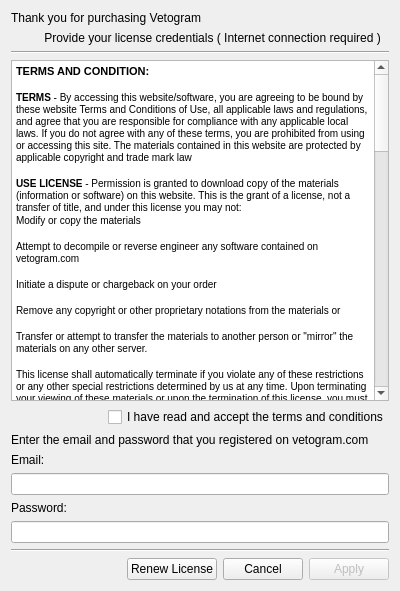
The window that MyappV2/ui/License.ui (ohld/igbot) describes before a commit, drawn with Qt 5.
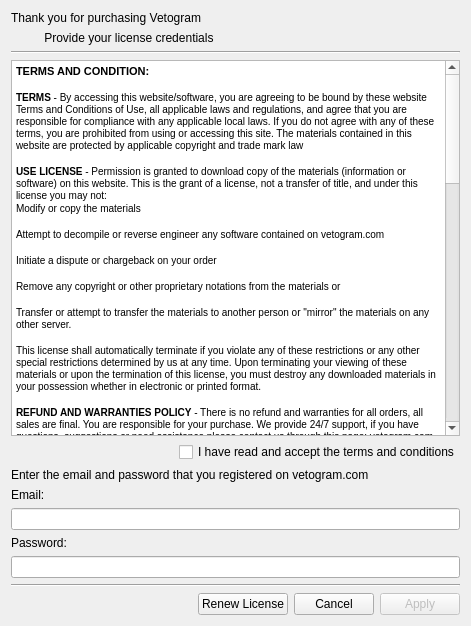
The same window after the commit.

```diff
--- a/MyappV2/ui/License.ui
+++ b/MyappV2/ui/License.ui
@@ -6,13 +6,16 @@
    <rect>
     <x>0</x>
     <y>0</y>
-    <width>400</width>
-    <height>591</height>
+    <width>471</width>
+    <height>626</height>
    </rect>
   </property>
   <property name="windowTitle">
    <string>Form</string>
   </property>
+  <property name="styleSheet">
+   <string notr="true">font: 9pt &quot;MS Shell Dlg 2&quot;;</string>
+  </property>
   <layout class="QVBoxLayout" name="verticalLayout_3">
    <item>
     <layout class="QVBoxLayout" name="verticalLayout_2">
@@ -26,7 +29,7 @@
      <item>
       <widget class="QLabel" name="label_2">
        <property name="text">
-        <string>          Provide your license credentials ( Internet connection required )</string>
+        <string>          Provide your license credentials </string>
        </property>
       </widget>
      </item>
@@ -50,51 +53,51 @@
         <string>&lt;!DOCTYPE HTML PUBLIC &quot;-//W3C//DTD HTML 4.0//EN&quot; &quot;http://www.w3.org/TR/REC-html40/strict.dtd&quot;&gt;
 &lt;html&gt;&lt;head&gt;&lt;meta name=&quot;qrichtext&quot; content=&quot;1&quot; /&gt;&lt;style type=&quot;text/css&quot;&gt;
 p, li { white-space: pre-wrap; }
-&lt;/style&gt;&lt;/head&gt;&lt;body style=&quot; font-family:'MS Shell Dlg 2'; font-size:7.8pt; font-weight:400; font-style:normal;&quot;&gt;
+&lt;/style&gt;&lt;/head&gt;&lt;body style=&quot; font-family:'MS Shell Dlg 2'; font-size:9pt; font-weight:400; font-style:normal;&quot;&gt;
 &lt;p style=&quot; margin-top:0px; margin-bottom:0px; margin-left:0px; margin-right:0px; -qt-block-indent:0; text-indent:0px;&quot;&gt;&lt;span style=&quot; font-size:8.25pt; font-weight:600;&quot;&gt;TERMS AND CONDITION:&lt;/span&gt;&lt;/p&gt;
 &lt;p style=&quot;-qt-paragraph-type:empty; margin-top:0px; margin-bottom:0px; margin-left:0px; margin-right:0px; -qt-block-indent:0; text-indent:0px; font-size:8.25pt;&quot;&gt;&lt;br /&gt;&lt;/p&gt;
-&lt;p style=&quot; margin-top:0px; margin-bottom:0px; margin-left:0px; margin-right:0px; -qt-block-indent:0; text-indent:0px;&quot;&gt;&lt;span style=&quot; font-weight:600;&quot;&gt;TERMS&lt;/span&gt; - By accessing this website/software, you are agreeing to be bound by these website Terms and Conditions of Use, all applicable laws and regulations, and agree that you are responsible for compliance with any applicable local laws. If you do not agree with any of these terms, you are prohibited from using or accessing this site. The materials contained in this website are protected by applicable copyright and trade mark law&lt;/p&gt;
-&lt;p style=&quot;-qt-paragraph-type:empty; margin-top:0px; margin-bottom:0px; margin-left:0px; margin-right:0px; -qt-block-indent:0; text-indent:0px;&quot;&gt;&lt;br /&gt;&lt;/p&gt;
-&lt;p style=&quot; margin-top:0px; margin-bottom:0px; margin-left:0px; margin-right:0px; -qt-block-indent:0; text-indent:0px;&quot;&gt;&lt;span style=&quot; font-weight:600;&quot;&gt;USE LICENSE&lt;/span&gt; - Permission is granted to download copy of the materials (information or software) on this website. This is the grant of a license, not a transfer of title, and under this license you may not:&lt;/p&gt;
-&lt;p style=&quot; margin-top:0px; margin-bottom:0px; margin-left:0px; margin-right:0px; -qt-block-indent:0; text-indent:0px;&quot;&gt;Modify or copy the materials&lt;/p&gt;
-&lt;p style=&quot;-qt-paragraph-type:empty; margin-top:0px; margin-bottom:0px; margin-left:0px; margin-right:0px; -qt-block-indent:0; text-indent:0px;&quot;&gt;&lt;br /&gt;&lt;/p&gt;
-&lt;p style=&quot; margin-top:0px; margin-bottom:0px; margin-left:0px; margin-right:0px; -qt-block-indent:0; text-indent:0px;&quot;&gt;Attempt to decompile or reverse engineer any software contained on vetogram.com&lt;/p&gt;
-&lt;p style=&quot;-qt-paragraph-type:empty; margin-top:0px; margin-bottom:0px; margin-left:0px; margin-right:0px; -qt-block-indent:0; text-indent:0px;&quot;&gt;&lt;br /&gt;&lt;/p&gt;
-&lt;p style=&quot; margin-top:0px; margin-bottom:0px; margin-left:0px; margin-right:0px; -qt-block-indent:0; text-indent:0px;&quot;&gt;Initiate a dispute or chargeback on your order&lt;/p&gt;
-&lt;p style=&quot;-qt-paragraph-type:empty; margin-top:0px; margin-bottom:0px; margin-left:0px; margin-right:0px; -qt-block-indent:0; text-indent:0px;&quot;&gt;&lt;br /&gt;&lt;/p&gt;
-&lt;p style=&quot; margin-top:0px; margin-bottom:0px; margin-left:0px; margin-right:0px; -qt-block-indent:0; text-indent:0px;&quot;&gt;Remove any copyright or other proprietary notations from the materials or&lt;/p&gt;
-&lt;p style=&quot;-qt-paragraph-type:empty; margin-top:0px; margin-bottom:0px; margin-left:0px; margin-right:0px; -qt-block-indent:0; text-indent:0px;&quot;&gt;&lt;br /&gt;&lt;/p&gt;
-&lt;p style=&quot; margin-top:0px; margin-bottom:0px; margin-left:0px; margin-right:0px; -qt-block-indent:0; text-indent:0px;&quot;&gt;Transfer or attempt to transfer the materials to another person or &amp;quot;mirror&amp;quot; the materials on any other server.&lt;/p&gt;
-&lt;p style=&quot;-qt-paragraph-type:empty; margin-top:0px; margin-bottom:0px; margin-left:0px; margin-right:0px; -qt-block-indent:0; text-indent:0px;&quot;&gt;&lt;br /&gt;&lt;/p&gt;
-&lt;p style=&quot; margin-top:0px; margin-bottom:0px; margin-left:0px; margin-right:0px; -qt-block-indent:0; text-indent:0px;&quot;&gt;This license shall automatically terminate if you violate any of these restrictions or any other special restrictions determined by us at any time. Upon terminating your viewing of these materials or upon the termination of this license, you must destroy any downloaded materials in your possession whether in electronic or printed format.&lt;/p&gt;
-&lt;p style=&quot;-qt-paragraph-type:empty; margin-top:0px; margin-bottom:0px; margin-left:0px; margin-right:0px; -qt-block-indent:0; text-indent:0px;&quot;&gt;&lt;br /&gt;&lt;/p&gt;
-&lt;p style=&quot; margin-top:0px; margin-bottom:0px; margin-left:0px; margin-right:0px; -qt-block-indent:0; text-indent:0px;&quot;&gt;&lt;span style=&quot; font-weight:600;&quot;&gt;REFUND AND WARRANTIES POLICY&lt;/span&gt; - There is no refund and warranties for all orders, all sales are final. You are responsible for your purchase. We provide 24/7 support, if you have questions, suggestions or need assistance please contact us through this page: vetogram.com and a support staff will get in touch with you.&lt;/p&gt;
-&lt;p style=&quot;-qt-paragraph-type:empty; margin-top:0px; margin-bottom:0px; margin-left:0px; margin-right:0px; -qt-block-indent:0; text-indent:0px;&quot;&gt;&lt;br /&gt;&lt;/p&gt;
-&lt;p style=&quot; margin-top:0px; margin-bottom:0px; margin-left:0px; margin-right:0px; -qt-block-indent:0; text-indent:0px;&quot;&gt;&lt;span style=&quot; font-weight:600;&quot;&gt;DISCLAIMER&lt;/span&gt; - The materials on vetogram.com are provided &amp;quot;as is&amp;quot;. vetogram.com makes no warranties, expressed or implied, and hereby disclaims and negates all other warranties, including without limitation, implied warranties or conditions of merchantability, fitness for a particular purpose, or non-infringement of intellectual property or other violation of rights. Further, vetogram.com does not warrant or make any representations concerning the accuracy, likely results, or reliability of the use of the materials on its website or otherwise relating to such materials or on any sites linked to this site. We hold no liability for what you do with the vetogram software  or what happens to you by using this software. Abusing this software can get you banned, so make sure to read up on proper usage of the Instagram.&lt;/p&gt;
-&lt;p style=&quot;-qt-paragraph-type:empty; margin-top:0px; margin-bottom:0px; margin-left:0px; margin-right:0px; -qt-block-indent:0; text-indent:0px;&quot;&gt;&lt;br /&gt;&lt;/p&gt;
-&lt;p style=&quot; margin-top:0px; margin-bottom:0px; margin-left:0px; margin-right:0px; -qt-block-indent:0; text-indent:0px;&quot;&gt;&lt;span style=&quot; font-weight:600;&quot;&gt;LIMITATION&lt;/span&gt; - In no event shall vetogram.com or its suppliers be liable for any damages arising out of the use or inability to use the materials on vetogram.com, even if vetogram.com or a vetogram.com authorized representative has been notified orally or in writing of the possibility of such damage. Because some jurisdictions do not allow limitations on implied warranties, or limitations of liability for consequential or incidental damages, these limitations may not apply to you.&lt;/p&gt;
-&lt;p style=&quot;-qt-paragraph-type:empty; margin-top:0px; margin-bottom:0px; margin-left:0px; margin-right:0px; -qt-block-indent:0; text-indent:0px;&quot;&gt;&lt;br /&gt;&lt;/p&gt;
-&lt;p style=&quot; margin-top:0px; margin-bottom:0px; margin-left:0px; margin-right:0px; -qt-block-indent:0; text-indent:0px;&quot;&gt;&lt;span style=&quot; font-weight:600;&quot;&gt;REVISION AND ERRATA&lt;/span&gt; - The materials appearing on vetogram.com could include technical, typographical, or photographic errors. vetogram.com may make changes to the materials contained on its website at any time without notice. vetogram.com does not, however, make any commitment to update the materials.&lt;/p&gt;
-&lt;p style=&quot;-qt-paragraph-type:empty; margin-top:0px; margin-bottom:0px; margin-left:0px; margin-right:0px; -qt-block-indent:0; text-indent:0px;&quot;&gt;&lt;br /&gt;&lt;/p&gt;
-&lt;p style=&quot; margin-top:0px; margin-bottom:0px; margin-left:0px; margin-right:0px; -qt-block-indent:0; text-indent:0px;&quot;&gt;&lt;span style=&quot; font-weight:600;&quot;&gt;LINKS&lt;/span&gt; - vetogram.com has not reviewed all of the sites linked to its Internet website and is not responsible for the contents of any such linked site. The inclusion of any link does not imply endorsement by vetogram.com. Use of any such linked website is at the user's own risk.&lt;/p&gt;
-&lt;p style=&quot;-qt-paragraph-type:empty; margin-top:0px; margin-bottom:0px; margin-left:0px; margin-right:0px; -qt-block-indent:0; text-indent:0px;&quot;&gt;&lt;br /&gt;&lt;/p&gt;
-&lt;p style=&quot; margin-top:0px; margin-bottom:0px; margin-left:0px; margin-right:0px; -qt-block-indent:0; text-indent:0px;&quot;&gt;&lt;span style=&quot; font-weight:600;&quot;&gt;REFUSAL OF SERVICRE AND BUDINESS RELATIONS &lt;/span&gt;- vetogram.com reserves the right to terminate license and cease support in instances of defamation, libel, abuse, or harassment. vetogram.com will terminate all support and relations in instances of software piracy, including but not limited to &amp;quot;nulled&amp;quot;, &amp;quot;cracked&amp;quot;, or otherwise unlicensed versions of Followliker scripts, extensions/modules or plugins.&lt;/p&gt;
-&lt;p style=&quot;-qt-paragraph-type:empty; margin-top:0px; margin-bottom:0px; margin-left:0px; margin-right:0px; -qt-block-indent:0; text-indent:0px;&quot;&gt;&lt;br /&gt;&lt;/p&gt;
-&lt;p style=&quot; margin-top:0px; margin-bottom:0px; margin-left:0px; margin-right:0px; -qt-block-indent:0; text-indent:0px;&quot;&gt;&lt;span style=&quot; font-weight:600;&quot;&gt;USER CONTENT&lt;/span&gt; - In these terms and conditions, “your user content” means material (including without limitation text, images, audio material, video material and audio-visual material) that you submit to this website, for whatever purpose.&lt;/p&gt;
-&lt;p style=&quot; margin-top:0px; margin-bottom:0px; margin-left:0px; margin-right:0px; -qt-block-indent:0; text-indent:0px;&quot;&gt;You grant to vetogram.com a worldwide, irrevocable, non-exclusive, royalty-free license to use, reproduce, adapt, publish, translate and distribute your user content in any existing or future media. You also grant to vetogram.com the right to sub-license these rights, and the right to bring an action for infringement of these rights.&lt;/p&gt;
-&lt;p style=&quot;-qt-paragraph-type:empty; margin-top:0px; margin-bottom:0px; margin-left:0px; margin-right:0px; -qt-block-indent:0; text-indent:0px;&quot;&gt;&lt;br /&gt;&lt;/p&gt;
-&lt;p style=&quot; margin-top:0px; margin-bottom:0px; margin-left:0px; margin-right:0px; -qt-block-indent:0; text-indent:0px;&quot;&gt;Your user content must not be illegal or unlawful, must not infringe any third party's legal rights, and must not be capable of giving rise to legal action whether against you or vetogram.com or a third party (in each case under any applicable law).&lt;/p&gt;
-&lt;p style=&quot;-qt-paragraph-type:empty; margin-top:0px; margin-bottom:0px; margin-left:0px; margin-right:0px; -qt-block-indent:0; text-indent:0px;&quot;&gt;&lt;br /&gt;&lt;/p&gt;
-&lt;p style=&quot; margin-top:0px; margin-bottom:0px; margin-left:0px; margin-right:0px; -qt-block-indent:0; text-indent:0px;&quot;&gt;You must not submit any user content to the website that is or has ever been the subject of any threatened or actual legal proceedings or other similar complaint.&lt;/p&gt;
-&lt;p style=&quot;-qt-paragraph-type:empty; margin-top:0px; margin-bottom:0px; margin-left:0px; margin-right:0px; -qt-block-indent:0; text-indent:0px;&quot;&gt;&lt;br /&gt;&lt;/p&gt;
-&lt;p style=&quot; margin-top:0px; margin-bottom:0px; margin-left:0px; margin-right:0px; -qt-block-indent:0; text-indent:0px;&quot;&gt;vetogram.com reserves the right to edit or remove any material submitted to this website, or stored on the servers of vetogram.com, or hosted or published upon this website.&lt;/p&gt;
-&lt;p style=&quot;-qt-paragraph-type:empty; margin-top:0px; margin-bottom:0px; margin-left:0px; margin-right:0px; -qt-block-indent:0; text-indent:0px;&quot;&gt;&lt;br /&gt;&lt;/p&gt;
-&lt;p style=&quot; margin-top:0px; margin-bottom:0px; margin-left:0px; margin-right:0px; -qt-block-indent:0; text-indent:0px;&quot;&gt;vetogram.com's rights under these terms and conditions in relation to user content, vetogram.com does not undertake to monitor the submission of such content to, or the publication of such content on, this website.&lt;/p&gt;
-&lt;p style=&quot;-qt-paragraph-type:empty; margin-top:0px; margin-bottom:0px; margin-left:0px; margin-right:0px; -qt-block-indent:0; text-indent:0px;&quot;&gt;&lt;br /&gt;&lt;/p&gt;
-&lt;p style=&quot; margin-top:0px; margin-bottom:0px; margin-left:0px; margin-right:0px; -qt-block-indent:0; text-indent:0px;&quot;&gt;&lt;span style=&quot; font-weight:600;&quot;&gt;INTELECTUAL PROPERTY&lt;/span&gt; vetogram.com contains material which is owned by or licensed to us. This material includes, but is not limited to trademark, the design, layout, look, appearance and graphics. Reproduction is prohibited other than in accordance with the copyright notice, which forms part of these terms and conditions.&lt;/p&gt;
-&lt;p style=&quot;-qt-paragraph-type:empty; margin-top:0px; margin-bottom:0px; margin-left:0px; margin-right:0px; -qt-block-indent:0; text-indent:0px;&quot;&gt;&lt;br /&gt;&lt;/p&gt;
-&lt;p style=&quot; margin-top:0px; margin-bottom:0px; margin-left:0px; margin-right:0px; -qt-block-indent:0; text-indent:0px;&quot;&gt;&lt;span style=&quot; font-weight:600;&quot;&gt;SITE TERMS OF USE MODIFICATION&lt;/span&gt; vetogram.com may revise these terms of use for its website at any time without notice. By using this website you are agreeing to be bound by the then current version of these Terms and Conditions of Use.&lt;/p&gt;
-&lt;p style=&quot;-qt-paragraph-type:empty; margin-top:0px; margin-bottom:0px; margin-left:0px; margin-right:0px; -qt-block-indent:0; text-indent:0px;&quot;&gt;&lt;br /&gt;&lt;/p&gt;&lt;/body&gt;&lt;/html&gt;</string>
+&lt;p style=&quot; margin-top:0px; margin-bottom:0px; margin-left:0px; margin-right:0px; -qt-block-indent:0; text-indent:0px;&quot;&gt;&lt;span style=&quot; font-size:7.8pt; font-weight:600;&quot;&gt;TERMS&lt;/span&gt;&lt;span style=&quot; font-size:7.8pt;&quot;&gt; - By accessing this website/software, you are agreeing to be bound by these website Terms and Conditions of Use, all applicable laws and regulations, and agree that you are responsible for compliance with any applicable local laws. If you do not agree with any of these terms, you are prohibited from using or accessing this site. The materials contained in this website are protected by applicable copyright and trade mark law&lt;/span&gt;&lt;/p&gt;
+&lt;p style=&quot;-qt-paragraph-type:empty; margin-top:0px; margin-bottom:0px; margin-left:0px; margin-right:0px; -qt-block-indent:0; text-indent:0px; font-size:7.8pt;&quot;&gt;&lt;br /&gt;&lt;/p&gt;
+&lt;p style=&quot; margin-top:0px; margin-bottom:0px; margin-left:0px; margin-right:0px; -qt-block-indent:0; text-indent:0px;&quot;&gt;&lt;span style=&quot; font-size:7.8pt; font-weight:600;&quot;&gt;USE LICENSE&lt;/span&gt;&lt;span style=&quot; font-size:7.8pt;&quot;&gt; - Permission is granted to download copy of the materials (information or software) on this website. This is the grant of a license, not a transfer of title, and under this license you may not:&lt;/span&gt;&lt;/p&gt;
+&lt;p style=&quot; margin-top:0px; margin-bottom:0px; margin-left:0px; margin-right:0px; -qt-block-indent:0; text-indent:0px;&quot;&gt;&lt;span style=&quot; font-size:7.8pt;&quot;&gt;Modify or copy the materials&lt;/span&gt;&lt;/p&gt;
+&lt;p style=&quot;-qt-paragraph-type:empty; margin-top:0px; margin-bottom:0px; margin-left:0px; margin-right:0px; -qt-block-indent:0; text-indent:0px; font-size:7.8pt;&quot;&gt;&lt;br /&gt;&lt;/p&gt;
+&lt;p style=&quot; margin-top:0px; margin-bottom:0px; margin-left:0px; margin-right:0px; -qt-block-indent:0; text-indent:0px;&quot;&gt;&lt;span style=&quot; font-size:7.8pt;&quot;&gt;Attempt to decompile or reverse engineer any software contained on vetogram.com&lt;/span&gt;&lt;/p&gt;
+&lt;p style=&quot;-qt-paragraph-type:empty; margin-top:0px; margin-bottom:0px; margin-left:0px; margin-right:0px; -qt-block-indent:0; text-indent:0px; font-size:7.8pt;&quot;&gt;&lt;br /&gt;&lt;/p&gt;
+&lt;p style=&quot; margin-top:0px; margin-bottom:0px; margin-left:0px; margin-right:0px; -qt-block-indent:0; text-indent:0px;&quot;&gt;&lt;span style=&quot; font-size:7.8pt;&quot;&gt;Initiate a dispute or chargeback on your order&lt;/span&gt;&lt;/p&gt;
+&lt;p style=&quot;-qt-paragraph-type:empty; margin-top:0px; margin-bottom:0px; margin-left:0px; margin-right:0px; -qt-block-indent:0; text-indent:0px; font-size:7.8pt;&quot;&gt;&lt;br /&gt;&lt;/p&gt;
+&lt;p style=&quot; margin-top:0px; margin-bottom:0px; margin-left:0px; margin-right:0px; -qt-block-indent:0; text-indent:0px;&quot;&gt;&lt;span style=&quot; font-size:7.8pt;&quot;&gt;Remove any copyright or other proprietary notations from the materials or&lt;/span&gt;&lt;/p&gt;
+&lt;p style=&quot;-qt-paragraph-type:empty; margin-top:0px; margin-bottom:0px; margin-left:0px; margin-right:0px; -qt-block-indent:0; text-indent:0px; font-size:7.8pt;&quot;&gt;&lt;br /&gt;&lt;/p&gt;
+&lt;p style=&quot; margin-top:0px; margin-bottom:0px; margin-left:0px; margin-right:0px; -qt-block-indent:0; text-indent:0px;&quot;&gt;&lt;span style=&quot; font-size:7.8pt;&quot;&gt;Transfer or attempt to transfer the materials to another person or &amp;quot;mirror&amp;quot; the materials on any other server.&lt;/span&gt;&lt;/p&gt;
+&lt;p style=&quot;-qt-paragraph-type:empty; margin-top:0px; margin-bottom:0px; margin-left:0px; margin-right:0px; -qt-block-indent:0; text-indent:0px; font-size:7.8pt;&quot;&gt;&lt;br /&gt;&lt;/p&gt;
+&lt;p style=&quot; margin-top:0px; margin-bottom:0px; margin-left:0px; margin-right:0px; -qt-block-indent:0; text-indent:0px;&quot;&gt;&lt;span style=&quot; font-size:7.8pt;&quot;&gt;This license shall automatically terminate if you violate any of these restrictions or any other special restrictions determined by us at any time. Upon terminating your viewing of these materials or upon the termination of this license, you must destroy any downloaded materials in your possession whether in electronic or printed format.&lt;/span&gt;&lt;/p&gt;
+&lt;p style=&quot;-qt-paragraph-type:empty; margin-top:0px; margin-bottom:0px; margin-left:0px; margin-right:0px; -qt-block-indent:0; text-indent:0px; font-size:7.8pt;&quot;&gt;&lt;br /&gt;&lt;/p&gt;
+&lt;p style=&quot; margin-top:0px; margin-bottom:0px; margin-left:0px; margin-right:0px; -qt-block-indent:0; text-indent:0px;&quot;&gt;&lt;span style=&quot; font-size:7.8pt; font-weight:600;&quot;&gt;REFUND AND WARRANTIES POLICY&lt;/span&gt;&lt;span style=&quot; font-size:7.8pt;&quot;&gt; - There is no refund and warranties for all orders, all sales are final. You are responsible for your purchase. We provide 24/7 support, if you have questions, suggestions or need assistance please contact us through this page: vetogram.com and a support staff will get in touch with you.&lt;/span&gt;&lt;/p&gt;
+&lt;p style=&quot;-qt-paragraph-type:empty; margin-top:0px; margin-bottom:0px; margin-left:0px; margin-right:0px; -qt-block-indent:0; text-indent:0px; font-size:7.8pt;&quot;&gt;&lt;br /&gt;&lt;/p&gt;
+&lt;p style=&quot; margin-top:0px; margin-bottom:0px; margin-left:0px; margin-right:0px; -qt-block-indent:0; text-indent:0px;&quot;&gt;&lt;span style=&quot; font-size:7.8pt; font-weight:600;&quot;&gt;DISCLAIMER&lt;/span&gt;&lt;span style=&quot; font-size:7.8pt;&quot;&gt; - The materials on vetogram.com are provided &amp;quot;as is&amp;quot;. vetogram.com makes no warranties, expressed or implied, and hereby disclaims and negates all other warranties, including without limitation, implied warranties or conditions of merchantability, fitness for a particular purpose, or non-infringement of intellectual property or other violation of rights. Further, vetogram.com does not warrant or make any representations concerning the accuracy, likely results, or reliability of the use of the materials on its website or otherwise relating to such materials or on any sites linked to this site. We hold no liability for what you do with the vetogram software  or what happens to you by using this software. Abusing this software can get you banned, so make sure to read up on proper usage of the Instagram.&lt;/span&gt;&lt;/p&gt;
+&lt;p style=&quot;-qt-paragraph-type:empty; margin-top:0px; margin-bottom:0px; margin-left:0px; margin-right:0px; -qt-block-indent:0; text-indent:0px; font-size:7.8pt;&quot;&gt;&lt;br /&gt;&lt;/p&gt;
+&lt;p style=&quot; margin-top:0px; margin-bottom:0px; margin-left:0px; margin-right:0px; -qt-block-indent:0; text-indent:0px;&quot;&gt;&lt;span style=&quot; font-size:7.8pt; font-weight:600;&quot;&gt;LIMITATION&lt;/span&gt;&lt;span style=&quot; font-size:7.8pt;&quot;&gt; - In no event shall vetogram.com or its suppliers be liable for any damages arising out of the use or inability to use the materials on vetogram.com, even if vetogram.com or a vetogram.com authorized representative has been notified orally or in writing of the possibility of such damage. Because some jurisdictions do not allow limitations on implied warranties, or limitations of liability for consequential or incidental damages, these limitations may not apply to you.&lt;/span&gt;&lt;/p&gt;
+&lt;p style=&quot;-qt-paragraph-type:empty; margin-top:0px; margin-bottom:0px; margin-left:0px; margin-right:0px; -qt-block-indent:0; text-indent:0px; font-size:7.8pt;&quot;&gt;&lt;br /&gt;&lt;/p&gt;
+&lt;p style=&quot; margin-top:0px; margin-bottom:0px; margin-left:0px; margin-right:0px; -qt-block-indent:0; text-indent:0px;&quot;&gt;&lt;span style=&quot; font-size:7.8pt; font-weight:600;&quot;&gt;REVISION AND ERRATA&lt;/span&gt;&lt;span style=&quot; font-size:7.8pt;&quot;&gt; - The materials appearing on vetogram.com could include technical, typographical, or photographic errors. vetogram.com may make changes to the materials contained on its website at any time without notice. vetogram.com does not, however, make any commitment to update the materials.&lt;/span&gt;&lt;/p&gt;
+&lt;p style=&quot;-qt-paragraph-type:empty; margin-top:0px; margin-bottom:0px; margin-left:0px; margin-right:0px; -qt-block-indent:0; text-indent:0px; font-size:7.8pt;&quot;&gt;&lt;br /&gt;&lt;/p&gt;
+&lt;p style=&quot; margin-top:0px; margin-bottom:0px; margin-left:0px; margin-right:0px; -qt-block-indent:0; text-indent:0px;&quot;&gt;&lt;span style=&quot; font-size:7.8pt; font-weight:600;&quot;&gt;LINKS&lt;/span&gt;&lt;span style=&quot; font-size:7.8pt;&quot;&gt; - vetogram.com has not reviewed all of the sites linked to its Internet website and is not responsible for the contents of any such linked site. The inclusion of any link does not imply endorsement by vetogram.com. Use of any such linked website is at the user's own risk.&lt;/span&gt;&lt;/p&gt;
+&lt;p style=&quot;-qt-paragraph-type:empty; margin-top:0px; margin-bottom:0px; margin-left:0px; margin-right:0px; -qt-block-indent:0; text-indent:0px; font-size:7.8pt;&quot;&gt;&lt;br /&gt;&lt;/p&gt;
+&lt;p style=&quot; margin-top:0px; margin-bottom:0px; margin-left:0px; margin-right:0px; -qt-block-indent:0; text-indent:0px;&quot;&gt;&lt;span style=&quot; font-size:7.8pt; font-weight:600;&quot;&gt;REFUSAL OF SERVICRE AND BUDINESS RELATIONS &lt;/span&gt;&lt;span style=&quot; font-size:7.8pt;&quot;&gt;- vetogram.com reserves the right to terminate license and cease support in instances of defamation, libel, abuse, or harassment. vetogram.com will terminate all support and relations in instances of software piracy, including but not limited to &amp;quot;nulled&amp;quot;, &amp;quot;cracked&amp;quot;, or otherwise unlicensed versions of Followliker scripts, extensions/modules or plugins.&lt;/span&gt;&lt;/p&gt;
+&lt;p style=&quot;-qt-paragraph-type:empty; margin-top:0px; margin-bottom:0px; margin-left:0px; margin-right:0px; -qt-block-indent:0; text-indent:0px; font-size:7.8pt;&quot;&gt;&lt;br /&gt;&lt;/p&gt;
+&lt;p style=&quot; margin-top:0px; margin-bottom:0px; margin-left:0px; margin-right:0px; -qt-block-indent:0; text-indent:0px;&quot;&gt;&lt;span style=&quot; font-size:7.8pt; font-weight:600;&quot;&gt;USER CONTENT&lt;/span&gt;&lt;span style=&quot; font-size:7.8pt;&quot;&gt; - In these terms and conditions, “your user content” means material (including without limitation text, images, audio material, video material and audio-visual material) that you submit to this website, for whatever purpose.&lt;/span&gt;&lt;/p&gt;
+&lt;p style=&quot; margin-top:0px; margin-bottom:0px; margin-left:0px; margin-right:0px; -qt-block-indent:0; text-indent:0px;&quot;&gt;&lt;span style=&quot; font-size:7.8pt;&quot;&gt;You grant to vetogram.com a worldwide, irrevocable, non-exclusive, royalty-free license to use, reproduce, adapt, publish, translate and distribute your user content in any existing or future media. You also grant to vetogram.com the right to sub-license these rights, and the right to bring an action for infringement of these rights.&lt;/span&gt;&lt;/p&gt;
+&lt;p style=&quot;-qt-paragraph-type:empty; margin-top:0px; margin-bottom:0px; margin-left:0px; margin-right:0px; -qt-block-indent:0; text-indent:0px; font-size:7.8pt;&quot;&gt;&lt;br /&gt;&lt;/p&gt;
+&lt;p style=&quot; margin-top:0px; margin-bottom:0px; margin-left:0px; margin-right:0px; -qt-block-indent:0; text-indent:0px;&quot;&gt;&lt;span style=&quot; font-size:7.8pt;&quot;&gt;Your user content must not be illegal or unlawful, must not infringe any third party's legal rights, and must not be capable of giving rise to legal action whether against you or vetogram.com or a third party (in each case under any applicable law).&lt;/span&gt;&lt;/p&gt;
+&lt;p style=&quot;-qt-paragraph-type:empty; margin-top:0px; margin-bottom:0px; margin-left:0px; margin-right:0px; -qt-block-indent:0; text-indent:0px; font-size:7.8pt;&quot;&gt;&lt;br /&gt;&lt;/p&gt;
+&lt;p style=&quot; margin-top:0px; margin-bottom:0px; margin-left:0px; margin-right:0px; -qt-block-indent:0; text-indent:0px;&quot;&gt;&lt;span style=&quot; font-size:7.8pt;&quot;&gt;You must not submit any user content to the website that is or has ever been the subject of any threatened or actual legal proceedings or other similar complaint.&lt;/span&gt;&lt;/p&gt;
+&lt;p style=&quot;-qt-paragraph-type:empty; margin-top:0px; margin-bottom:0px; margin-left:0px; margin-right:0px; -qt-block-indent:0; text-indent:0px; font-size:7.8pt;&quot;&gt;&lt;br /&gt;&lt;/p&gt;
+&lt;p style=&quot; margin-top:0px; margin-bottom:0px; margin-left:0px; margin-right:0px; -qt-block-indent:0; text-indent:0px;&quot;&gt;&lt;span style=&quot; font-size:7.8pt;&quot;&gt;vetogram.com reserves the right to edit or remove any material submitted to this website, or stored on the servers of vetogram.com, or hosted or published upon this website.&lt;/span&gt;&lt;/p&gt;
+&lt;p style=&quot;-qt-paragraph-type:empty; margin-top:0px; margin-bottom:0px; margin-left:0px; margin-right:0px; -qt-block-indent:0; text-indent:0px; font-size:7.8pt;&quot;&gt;&lt;br /&gt;&lt;/p&gt;
+&lt;p style=&quot; margin-top:0px; margin-bottom:0px; margin-left:0px; margin-right:0px; -qt-block-indent:0; text-indent:0px;&quot;&gt;&lt;span style=&quot; font-size:7.8pt;&quot;&gt;vetogram.com's rights under these terms and conditions in relation to user content, vetogram.com does not undertake to monitor the submission of such content to, or the publication of such content on, this website.&lt;/span&gt;&lt;/p&gt;
+&lt;p style=&quot;-qt-paragraph-type:empty; margin-top:0px; margin-bottom:0px; margin-left:0px; margin-right:0px; -qt-block-indent:0; text-indent:0px; font-size:7.8pt;&quot;&gt;&lt;br /&gt;&lt;/p&gt;
+&lt;p style=&quot; margin-top:0px; margin-bottom:0px; margin-left:0px; margin-right:0px; -qt-block-indent:0; text-indent:0px;&quot;&gt;&lt;span style=&quot; font-size:7.8pt; font-weight:600;&quot;&gt;INTELECTUAL PROPERTY&lt;/span&gt;&lt;span style=&quot; font-size:7.8pt;&quot;&gt; vetogram.com contains material which is owned by or licensed to us. This material includes, but is not limited to trademark, the design, layout, look, appearance and graphics. Reproduction is prohibited other than in accordance with the copyright notice, which forms part of these terms and conditions.&lt;/span&gt;&lt;/p&gt;
+&lt;p style=&quot;-qt-paragraph-type:empty; margin-top:0px; margin-bottom:0px; margin-left:0px; margin-right:0px; -qt-block-indent:0; text-indent:0px; font-size:7.8pt;&quot;&gt;&lt;br /&gt;&lt;/p&gt;
+&lt;p style=&quot; margin-top:0px; margin-bottom:0px; margin-left:0px; margin-right:0px; -qt-block-indent:0; text-indent:0px;&quot;&gt;&lt;span style=&quot; font-size:7.8pt; font-weight:600;&quot;&gt;SITE TERMS OF USE MODIFICATION&lt;/span&gt;&lt;span style=&quot; font-size:7.8pt;&quot;&gt; vetogram.com may revise these terms of use for its website at any time without notice. By using this website you are agreeing to be bound by the then current version of these Terms and Conditions of Use.&lt;/span&gt;&lt;/p&gt;
+&lt;p style=&quot;-qt-paragraph-type:empty; margin-top:0px; margin-bottom:0px; margin-left:0px; margin-right:0px; -qt-block-indent:0; text-indent:0px; font-size:7.8pt;&quot;&gt;&lt;br /&gt;&lt;/p&gt;&lt;/body&gt;&lt;/html&gt;</string>
        </property>
       </widget>
      </item>
```
